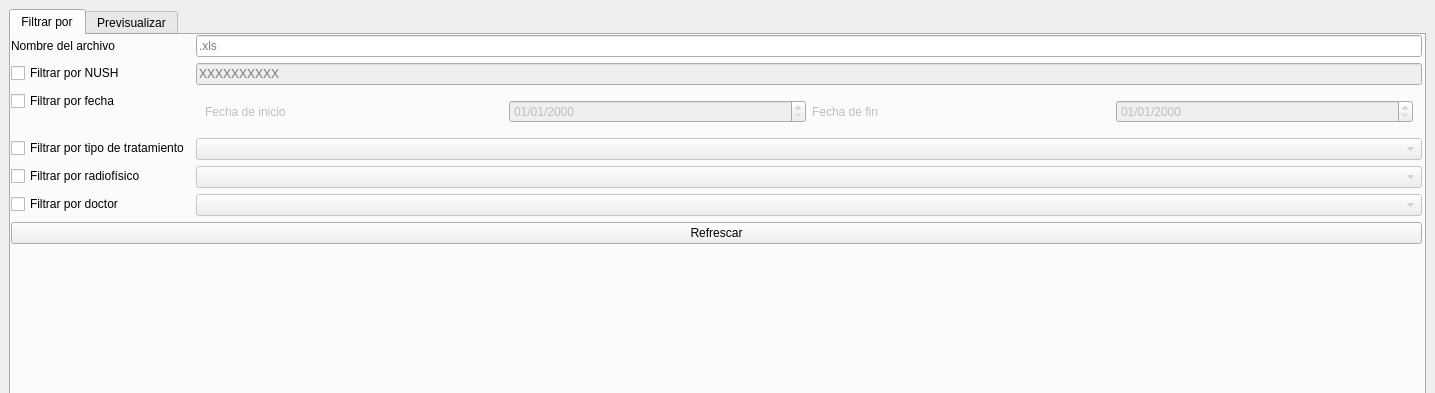
18Orion/GestorDePacientesRadioterapia, file UI/exploitUI.ui: the form before one commit; both pictures show x 0 to 1435 and y 0 to 393 of the 1435 by 759 pixel window.
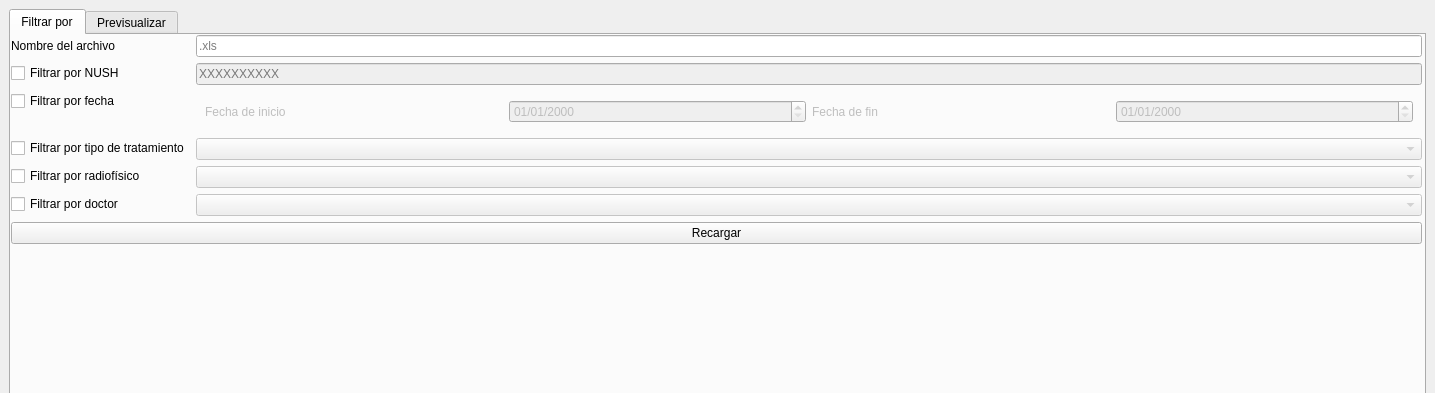
The form after the commit.

Diff of the .ui file:
```diff
--- a/UI/exploitUI.ui
+++ b/UI/exploitUI.ui
@@ -163,7 +163,7 @@
          <item row="6" column="0" colspan="2">
           <widget class="QPushButton" name="reload">
            <property name="text">
-            <string>Refrescar</string>
+            <string>Recargar</string>
            </property>
           </widget>
          </item>
```
